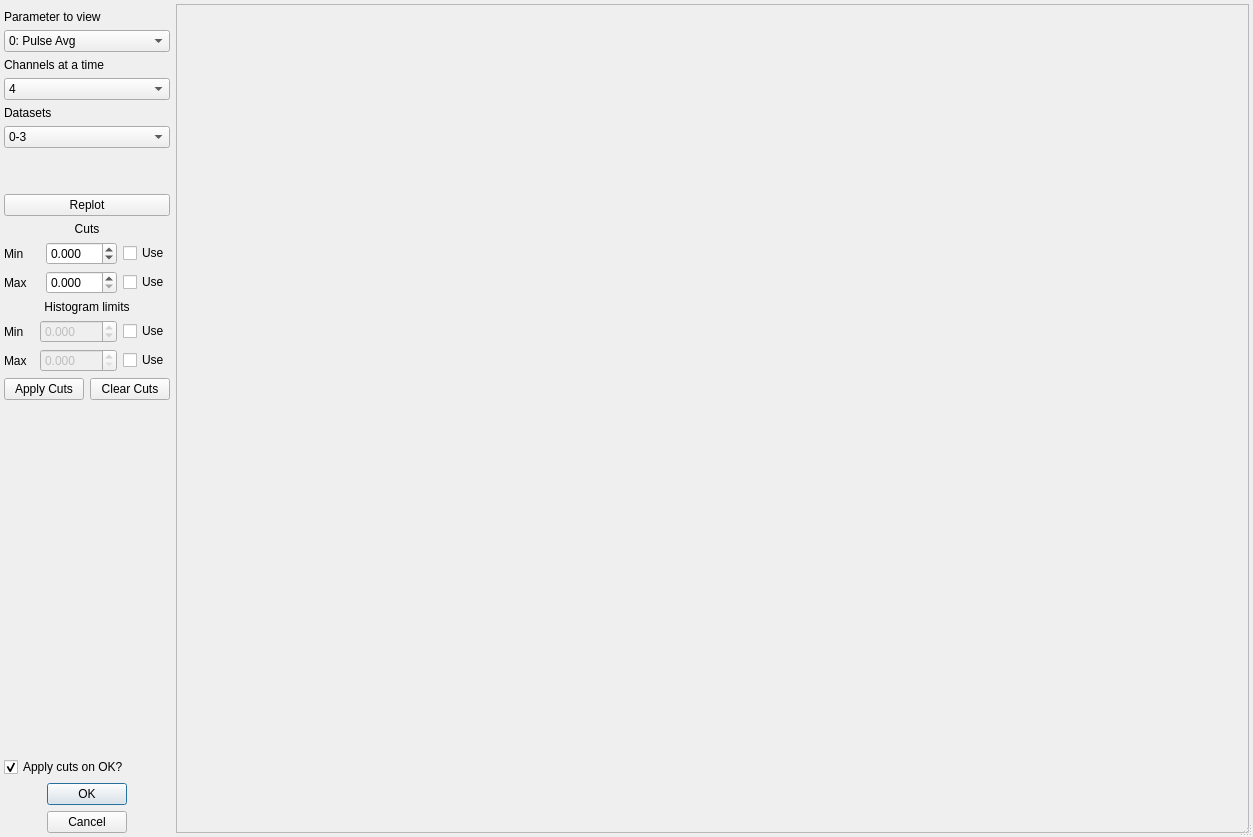
Qt form mass/gui/make_cuts_dialog_form.ui (usnistgov/mass) before a commit.
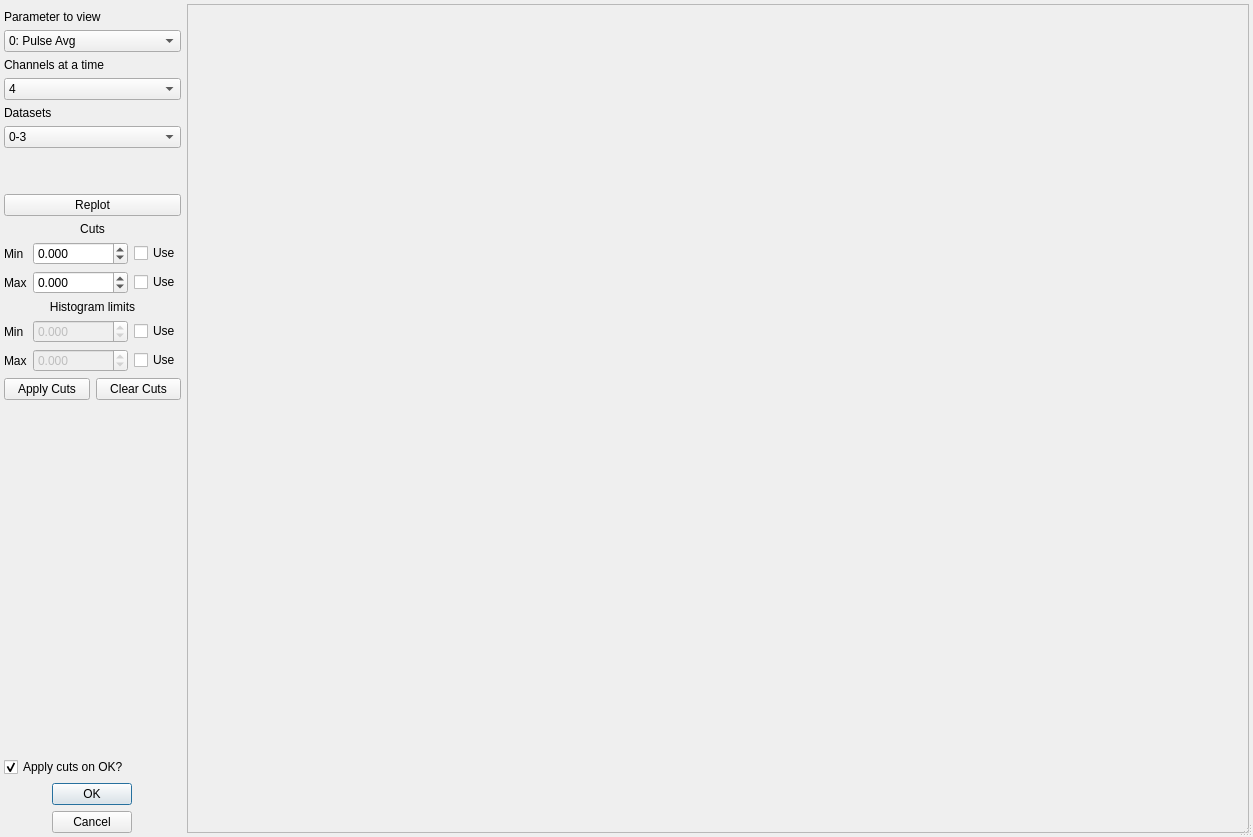
The same form after that commit.

Commit message: Merging Joe's changes made at work and at home.

Diff of the .ui file:
```diff
--- a/mass/gui/make_cuts_dialog_form.ui
+++ b/mass/gui/make_cuts_dialog_form.ui
@@ -238,10 +238,10 @@
             <number>3</number>
            </property>
            <property name="minimum">
-            <double>-99.000000000000000</double>
+            <double>-1000000.000000000000000</double>
            </property>
            <property name="maximum">
-            <double>999.999000000000024</double>
+            <double>1000000.000000000000000</double>
            </property>
            <property name="value">
             <double>0.000000000000000</double>
@@ -263,8 +263,11 @@
            <property name="decimals">
             <number>3</number>
            </property>
+           <property name="minimum">
+            <double>-1000000.000000000000000</double>
+           </property>
            <property name="maximum">
-            <double>999.999000000000024</double>
+            <double>1000000.000000000000000</double>
            </property>
           </widget>
          </item>
@@ -347,8 +350,11 @@
            <property name="decimals">
             <number>3</number>
            </property>
+           <property name="minimum">
+            <double>-1000000.000000000000000</double>
+           </property>
            <property name="maximum">
-            <double>9999.998999999999796</double>
+            <double>1000000.000000000000000</double>
            </property>
           </widget>
          </item>
@@ -364,10 +370,10 @@
             <number>3</number>
            </property>
            <property name="minimum">
-            <double>-99.000000000000000</double>
+            <double>-10000000.000000000000000</double>
            </property>
            <property name="maximum">
-            <double>999.999000000000024</double>
+            <double>1000000.000000000000000</double>
            </property>
           </widget>
          </item>
```
Left out of the diff: 9 changed lines with no effect on the pictures.
